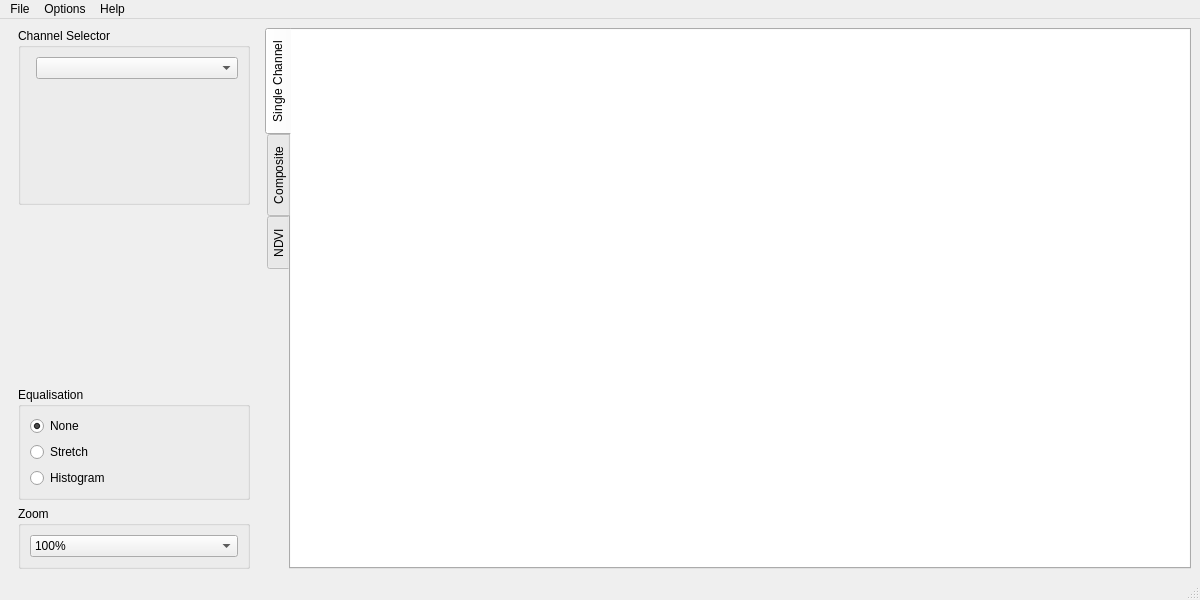
Above: src/mainwindow.ui from Xerbo/LeanHRPT-Decode before the change. Below: the same form after it.
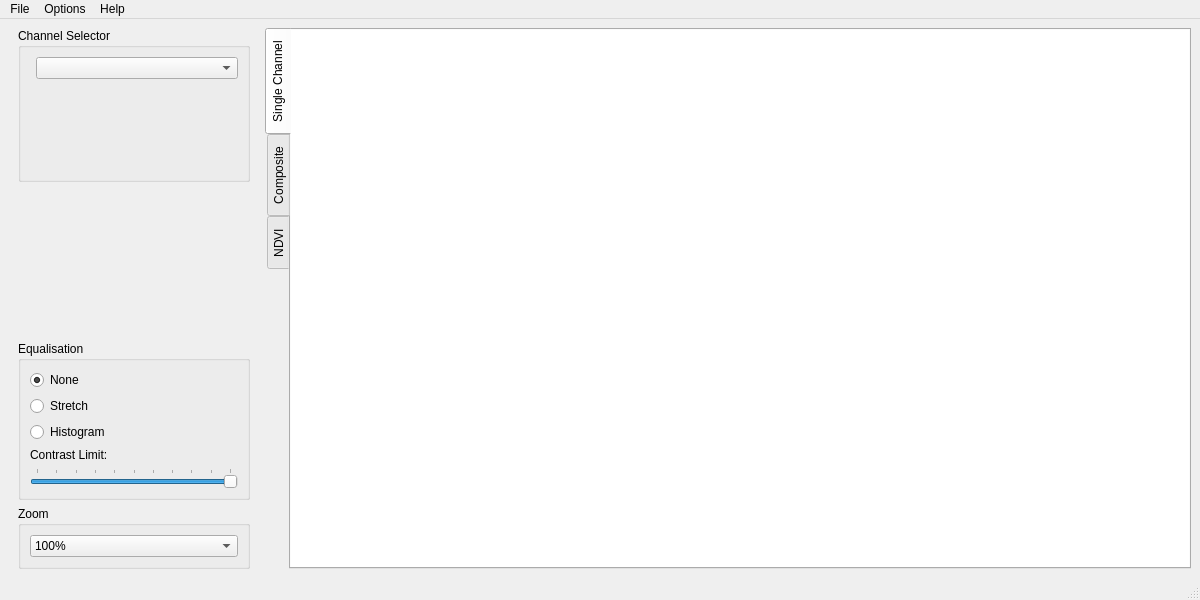
That is the form after the change. Icons and pictures are not drawn.

Commit message: Add contrast limit slider And fix progress bar starting at 99%

Patch:
```diff
--- a/src/mainwindow.ui
+++ b/src/mainwindow.ui
@@ -196,6 +196,32 @@
             </property>
            </widget>
           </item>
+          <item>
+           <widget class="QLabel" name="label">
+            <property name="text">
+             <string>Contrast Limit:</string>
+            </property>
+           </widget>
+          </item>
+          <item>
+           <widget class="QSlider" name="contrastLimit">
+            <property name="maximum">
+             <number>100</number>
+            </property>
+            <property name="value">
+             <number>100</number>
+            </property>
+            <property name="tracking">
+             <bool>false</bool>
+            </property>
+            <property name="orientation">
+             <enum>Qt::Horizontal</enum>
+            </property>
+            <property name="tickPosition">
+             <enum>QSlider::TicksAbove</enum>
+            </property>
+           </widget>
+          </item>
          </layout>
         </widget>
        </item>
```
The commit also changes 4 other files.
